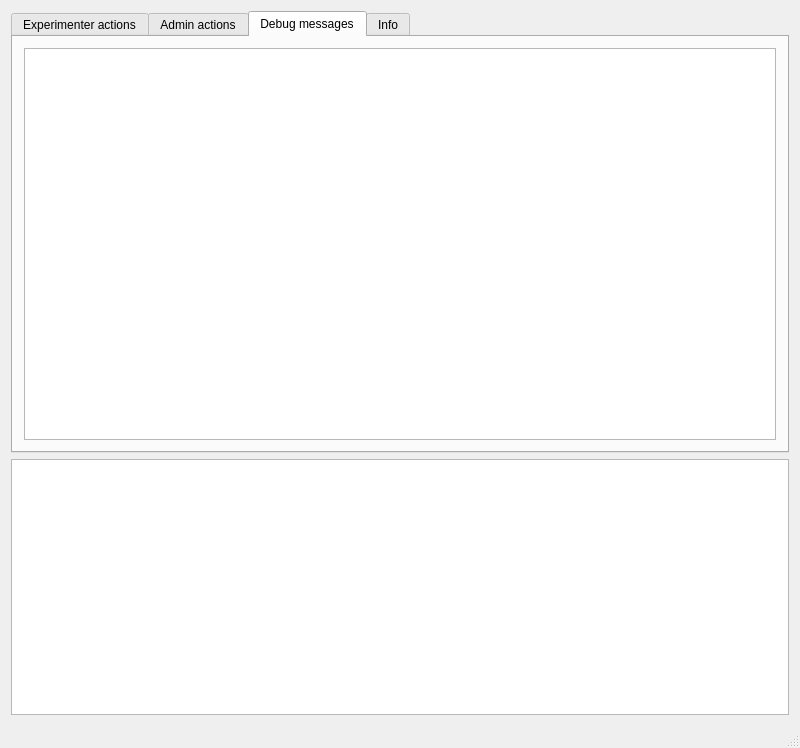
First picture: the form in src/mainwindow.ui, repository tobiaswee/Labcontrol, before the edit.
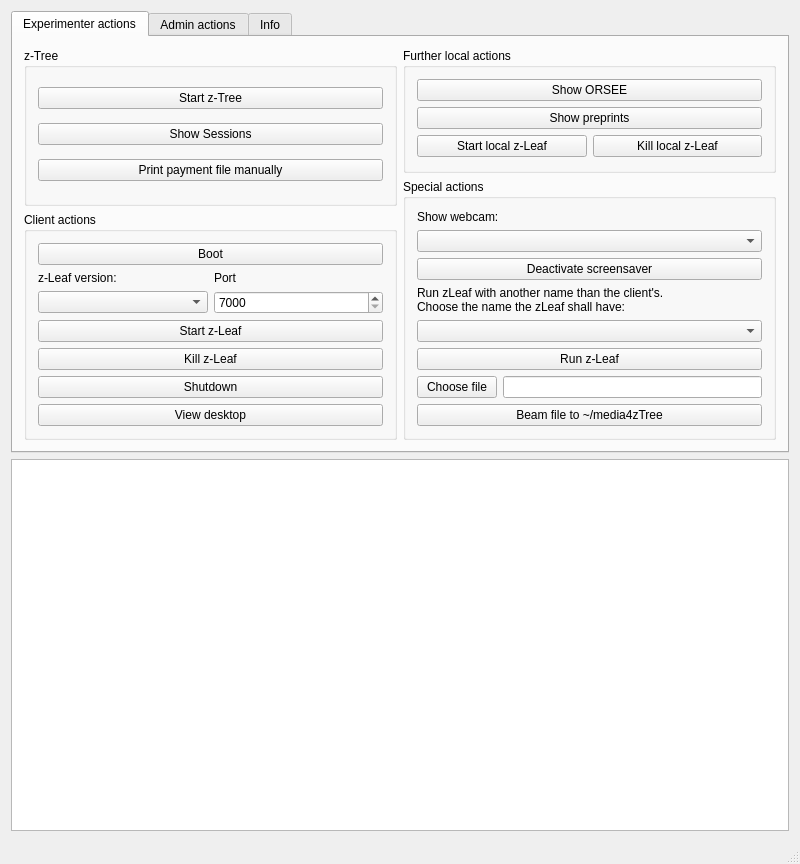
Second picture: the form after the edit. The open tabs and pages were chosen to show the change. Icons and pictures are not drawn.

Commit message: Got rid of the 'debugMessagesTextEdit' cruft

```diff
--- a/src/mainwindow.ui
+++ b/src/mainwindow.ui
@@ -7,7 +7,7 @@
     <x>0</x>
     <y>0</y>
     <width>800</width>
-    <height>740</height>
+    <height>864</height>
    </rect>
   </property>
   <property name="windowTitle">
@@ -447,20 +447,6 @@
         </item>
        </layout>
       </widget>
-      <widget class="QWidget" name="TDebugMessages">
-       <attribute name="title">
-        <string>Debug messages</string>
-       </attribute>
-       <layout class="QVBoxLayout" name="verticalLayout_2">
-        <item>
-         <widget class="QPlainTextEdit" name="PTEDebugMessages">
-          <property name="readOnly">
-           <bool>true</bool>
-          </property>
-         </widget>
-        </item>
-       </layout>
-      </widget>
       <widget class="QWidget" name="TInfo">
        <property name="layoutDirection">
         <enum>Qt::RightToLeft</enum>
```
The commit also changes 13 other files.
